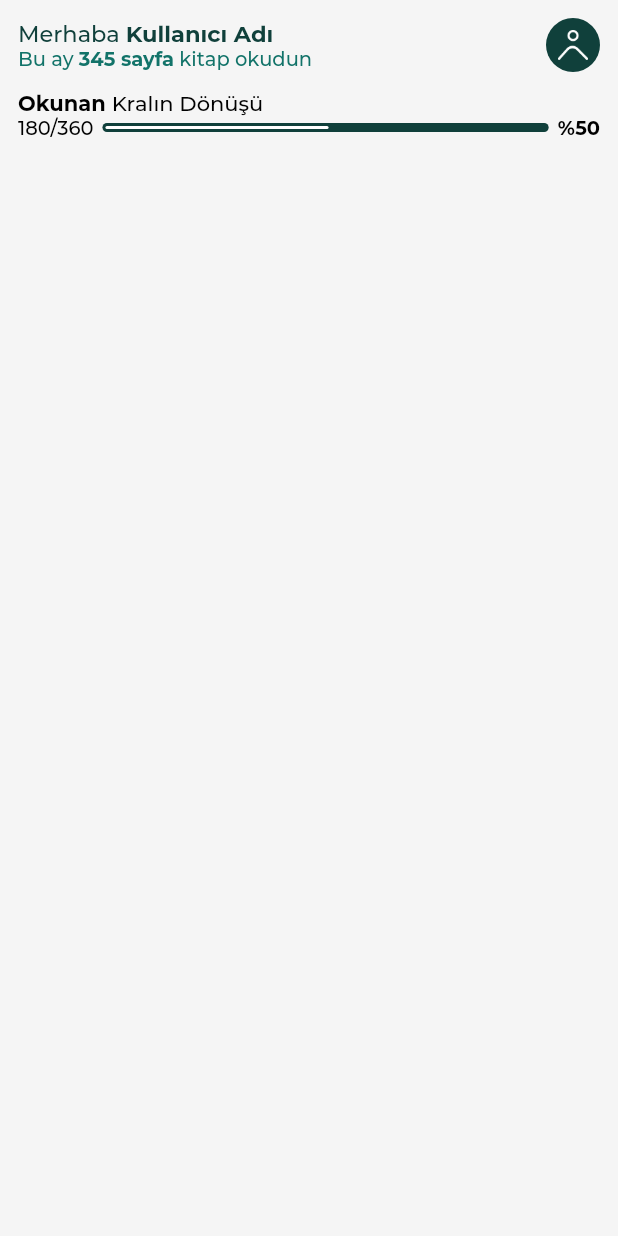
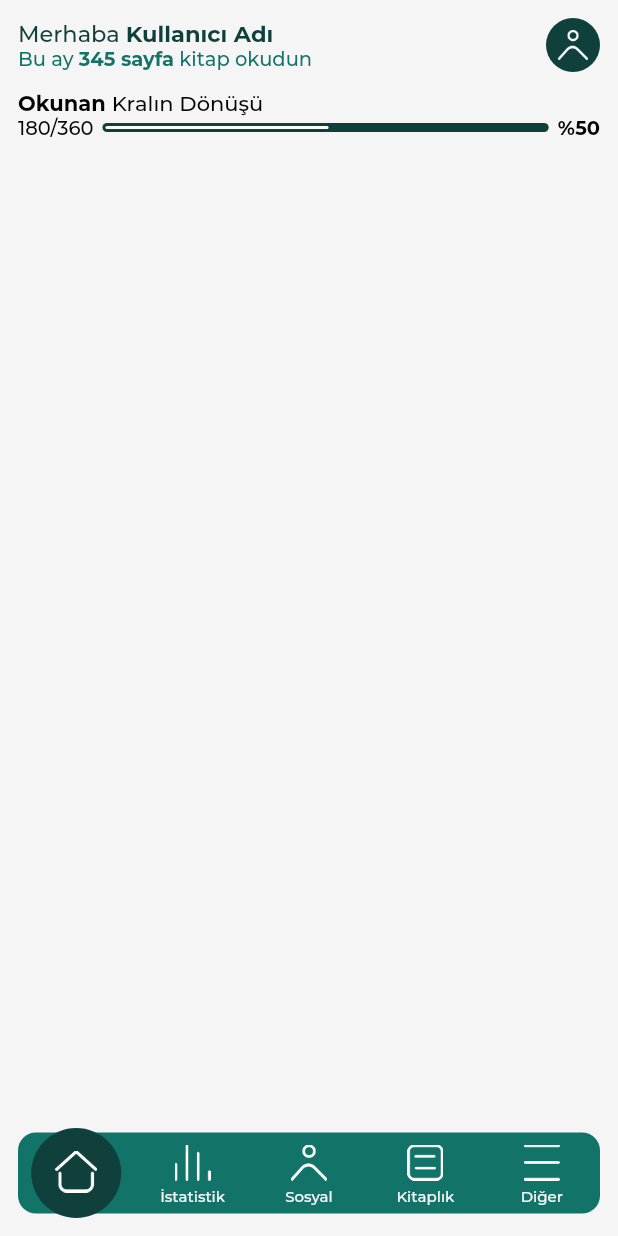
Before and after one commit to zahidayturan/okuur-book-tracker-mobile-app, a Flutter app: the screen it shows after launch, on a phone screen of 412 x 824 dp. Run offline on Flutter 3.47's test engine with Material 2 defaults, Android fonts, the light colour scheme and no system bars.

Commit message:
add nav bar

```diff
--- a/lib/routes/home/home.dart
+++ b/lib/routes/home/home.dart
@@ -2,6 +2,7 @@ import 'package:flutter/material.dart';
 import 'package:okuur/core/constants/colors.dart';
 import 'package:okuur/routes/home/componenets/currently_reading_info.dart';
 import 'package:okuur/routes/home/componenets/home_profile_info.dart';
+import 'package:okuur/ui/classes/bottom_navigation_bar.dart';
 
 class HomePage extends StatefulWidget {
   const HomePage({super.key});
@@ -20,6 +21,7 @@ class _HomePageState extends State<HomePage> {
       child: Scaffold(
         backgroundColor: Theme.of(context).scaffoldBackgroundColor,
         resizeToAvoidBottomInset: false,
+        bottomNavigationBar: BottomNavBar(),
         body: Padding(
           padding: const EdgeInsets.all(12.0),
           child: Center(
@@ -28,7 +30,6 @@ class _HomePageState extends State<HomePage> {
                 HomeProfileInfo(userName: "Kullanıcı Adı",pageCount: 345),
                 SizedBox(height: 12,),
                 CurrentlyReadingInfo(bookName: "Kralın Dönüşü",currentPage: 180,bookPage: 360)
-
               ],
             ),
           ),
--- /dev/null
+++ b/lib/ui/classes/bottom_navigation_bar.dart
@@ -0,0 +1,96 @@
+import 'package:flutter/material.dart';
+import 'package:okuur/core/constants/colors.dart';
+
+class BottomNavBar extends StatefulWidget {
+
+
+  const BottomNavBar({
+    Key? key,
+  }) : super(key: key);
+
+  @override
+  State<BottomNavBar> createState() => _BottomNavBarState();
+}
+
+class _BottomNavBarState extends State<BottomNavBar> {
+
+  AppColors colors = AppColors();
+
+  int currentMode = 0;
+
+  @override
+  Widget build(BuildContext context) {
+    return Stack(
+      children: [
+        Container(
+          height: 54,
+          margin: EdgeInsets.symmetric(horizontal: 12,vertical: 15),
+          decoration: BoxDecoration(
+            color: colors.green,
+            borderRadius: BorderRadius.all(Radius.circular(12)),
+          ),
+        ),
+        Container(
+          height: 60,
+          margin: EdgeInsets.symmetric(horizontal: 12,vertical: 12),
+          child: Row(
+            mainAxisAlignment: MainAxisAlignment.spaceAround,
+            children: [
+              getIconAndText(context, "assets/icons/home.png", "Ana Sayfa",0),
+              getIconAndText(context, "assets/icons/statistics.png", "İstatistik",1),
+              getIconAndText(context, "assets/icons/social.png", "Sosyal",2),
+              getIconAndText(context, "assets/icons/library.png", "Kitaplık",3),
+              getIconAndText(context, "assets/icons/other.png", "Diğer",4)
+            ],
+          ),
+        ),
+      ],
+    );
+  }
+
+  GestureDetector getIconAndText(BuildContext context,String path,String text,int mode){
+    return GestureDetector(
+      onTap: () {
+        setState(() {
+          currentMode = mode;
+        });
+      },
+      child: AnimatedContainer(
+        height: 60,
+        width: 60,
+        duration: Duration(milliseconds: 400),
+        curve: Curves.easeInOut,
+        decoration: BoxDecoration(
+          shape: BoxShape.circle,
+          color: mode == currentMode ? colors.greenDark : null
+        ),
+        child: Column(
+          mainAxisAlignment: MainAxisAlignment.center,
+          children: [
+            Padding(
+              padding: const EdgeInsets.only(top: 2),
+              child: AnimatedContainer(
+                duration: Duration(milliseconds: 400),
+                curve: Curves.easeInOut,
+                width: mode == currentMode ? 28: 24,
+                child:Image.asset(path),
+              ),
+            ),
+            SizedBox(height: 4,),
+            AnimatedContainer(
+              duration: Duration(milliseconds: 400),
+              curve: Curves.easeInOut,
+              height: mode == currentMode ? 0: 12,
+              child: Text(text,style: TextStyle(
+                fontSize: 10,
+                color: colors.grey,
+                fontFamily: "FontMedium",
+                overflow: TextOverflow.ellipsis
+              ),),
+            )
+          ],
+        ),
+      ),
+    );
+  }
+}
```
